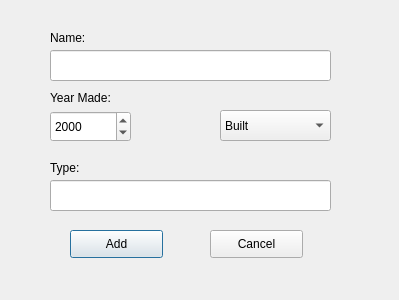
Before: the Qt Designer form addcomputerdialog.ui in marthagb/VLN1-Skil-3, drawn with Qt 5.
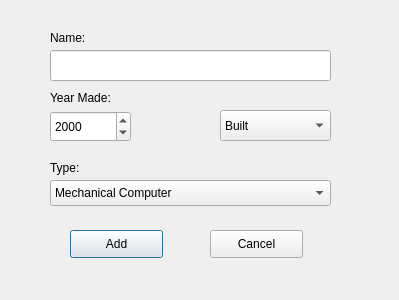
After: the same form once the commit is applied.

Commit message: combo box i add comp

What changed in the file:
```diff
--- a/addcomputerdialog.ui
+++ b/addcomputerdialog.ui
@@ -23,16 +23,6 @@
     </rect>
    </property>
   </widget>
-  <widget class="QLineEdit" name="computerTypeLineEdit">
-   <property name="geometry">
-    <rect>
-     <x>50</x>
-     <y>180</y>
-     <width>281</width>
-     <height>31</height>
-    </rect>
-   </property>
-  </widget>
   <widget class="QComboBox" name="computerBuiltComboBox">
    <property name="geometry">
     <rect>
@@ -143,6 +133,31 @@
     <string>yyyy</string>
    </property>
   </widget>
+  <widget class="QComboBox" name="computerTypeComboBox">
+   <property name="geometry">
+    <rect>
+     <x>50</x>
+     <y>180</y>
+     <width>281</width>
+     <height>26</height>
+    </rect>
+   </property>
+   <item>
+    <property name="text">
+     <string>Mechanical Computer</string>
+    </property>
+   </item>
+   <item>
+    <property name="text">
+     <string>Electronic Computer</string>
+    </property>
+   </item>
+   <item>
+    <property name="text">
+     <string>Transistors Machinery</string>
+    </property>
+   </item>
+  </widget>
  </widget>
  <tabstops>
   <tabstop>computerNameLineEdit</tabstop>
```
Left out of the diff: 1 changed line with no effect on the pictures. The commit also changes 2 other files.
